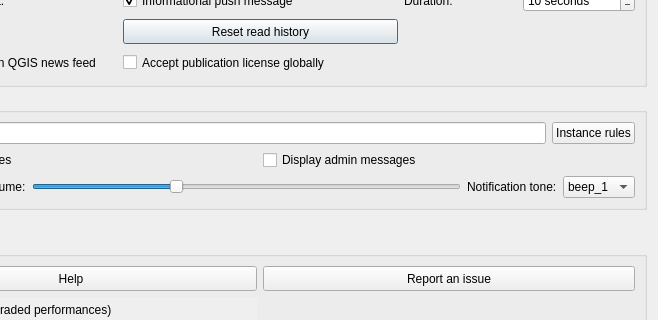
Old version of the form qtribu/gui/dlg_settings.ui in the repository geotribu/qtribu; both pictures show x 138 to 796 and y 119 to 439 of the 796 by 583 pixel window.
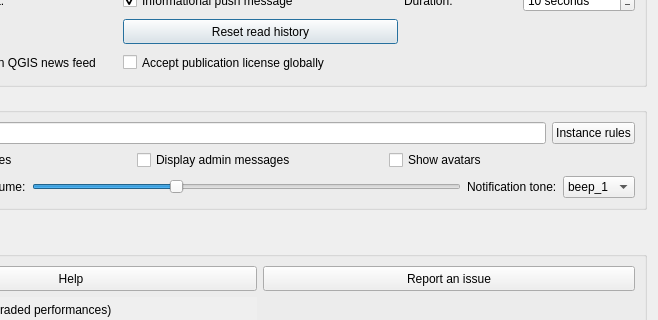
New version of the form. Icons and pictures are not drawn. Custom widgets are drawn as their Qt base class.

Commit message: feat: add avatars

Patch:
```diff
--- a/qtribu/gui/dlg_settings.ui
+++ b/qtribu/gui/dlg_settings.ui
@@ -343,6 +343,13 @@
           </property>
          </widget>
         </item>
+        <item>
+         <widget class="QCheckBox" name="ckb_show_avatars">
+          <property name="text">
+           <string>Show avatars</string>
+          </property>
+         </widget>
+        </item>
        </layout>
       </item>
       <item>
```
The commit also changes 6 other files.
